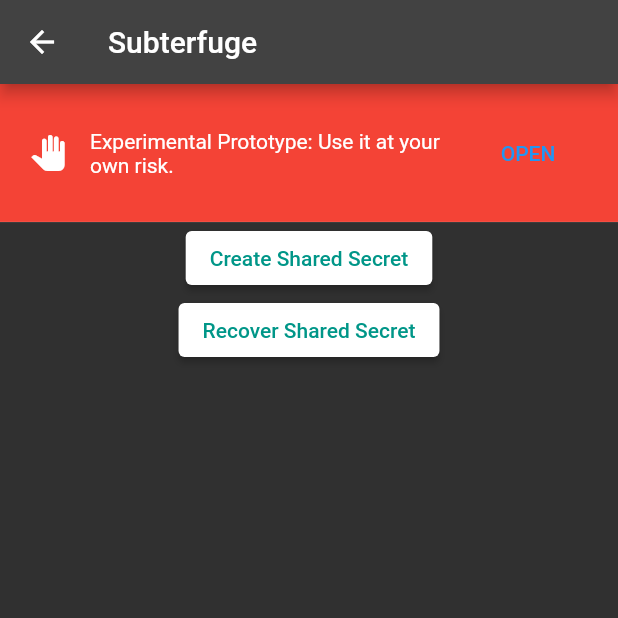
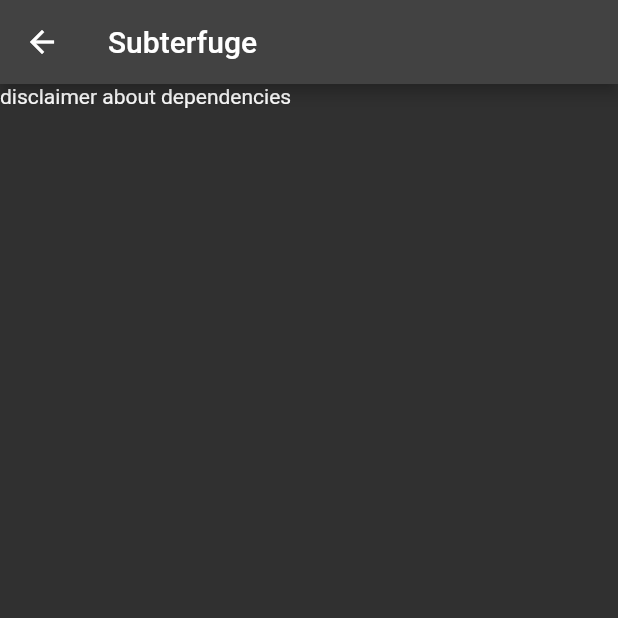
Before and after one commit to ethicnology/subterfuge, a Flutter app: the screen it shows after launch, after a tap on "OPEN", on a phone screen of 412 x 824 dp, the top half of it. Run offline on Flutter 3.47's test engine with Material 2 defaults, Android fonts, the phone set to English and light mode, and no system bars; our stand-ins replace convert; missing offline and left inert: slip39.

Commit message:
feat: DisclaimerBanner redirect DisclaimerScreen

```diff
--- /dev/null
+++ b/lib/screen/disclaimer.dart
@@ -0,0 +1,12 @@
+import 'package:flutter/material.dart';
+
+class DisclaimerScreen extends StatelessWidget {
+  const DisclaimerScreen({Key? key}) : super(key: key);
+
+  @override
+  Widget build(BuildContext context) {
+    return Scaffold(
+        appBar: AppBar(title: const Text('Subterfuge')),
+        body: const Text('disclaimer about dependencies'));
+  }
+}
--- a/lib/widget/disclaimer.dart
+++ b/lib/widget/disclaimer.dart
@@ -1,5 +1,5 @@
 import 'package:flutter/material.dart';
-import 'package:subterfuge/screen/home.dart';
+import 'package:subterfuge/screen/disclaimer.dart';
 
 class DisclaimerWidget extends StatelessWidget {
   const DisclaimerWidget({Key? key}) : super(key: key);
@@ -16,7 +16,7 @@
           onPressed: () {
             Navigator.push(
               context,
-              MaterialPageRoute(builder: (context) => const HomeScreen()),
+              MaterialPageRoute(builder: (context) => const DisclaimerScreen()),
             );
           },
           child: const Text('OPEN'),
```
